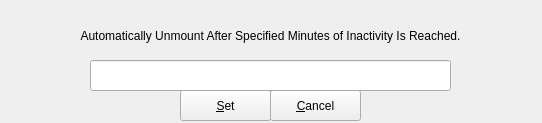
This is src/options.ui in mhogomchungu/cryfs-gui as Qt 5 draws it before an edit. The edited form follows.
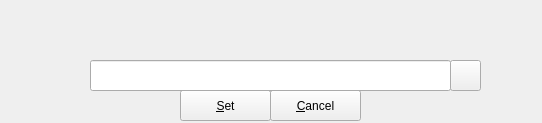
This is the edited form.

Patch:
```diff
--- a/src/options.ui
+++ b/src/options.ui
@@ -61,7 +61,7 @@
      </rect>
     </property>
     <property name="text">
-     <string>Automatically Unmount After Specified Minutes of Inactivity Is Reached.</string>
+     <string/>
     </property>
     <property name="alignment">
      <set>Qt::AlignCenter</set>
@@ -80,6 +80,19 @@
      </rect>
     </property>
    </widget>
+   <widget class="QPushButton" name="pushButton">
+    <property name="geometry">
+     <rect>
+      <x>450</x>
+      <y>50</y>
+      <width>31</width>
+      <height>31</height>
+     </rect>
+    </property>
+    <property name="text">
+     <string/>
+    </property>
+   </widget>
   </widget>
  </widget>
  <layoutdefault spacing="6" margin="11"/>
```
